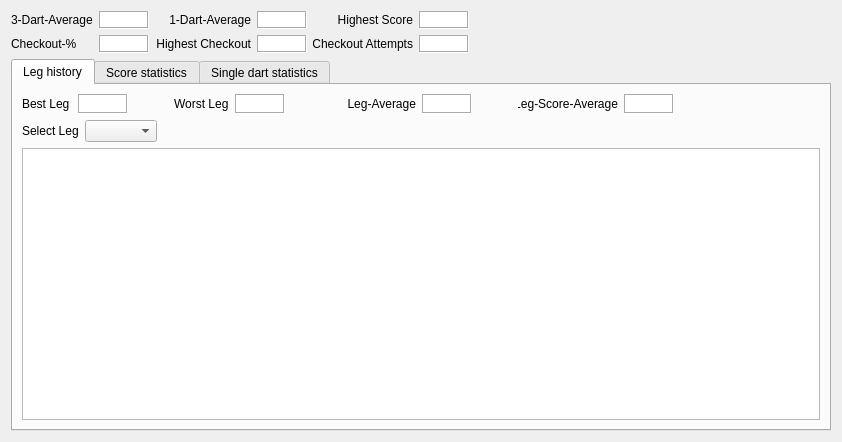
Qt form statswindow.ui (m1ld3/dartomato) before a commit.
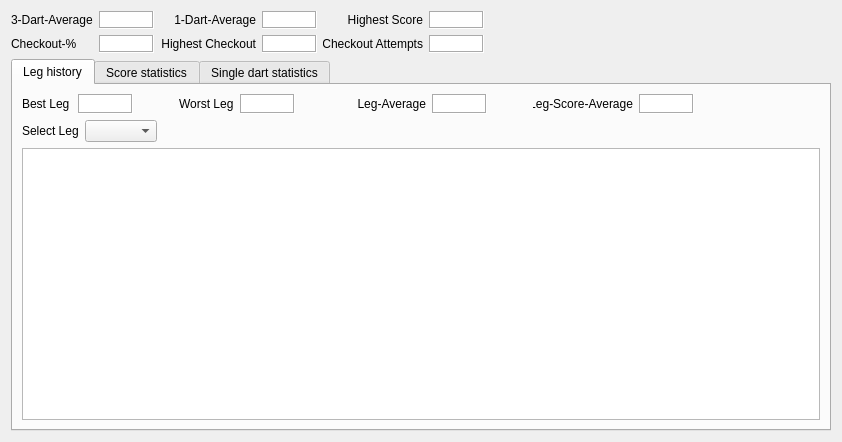
The same form after that commit. The open tabs and pages were chosen to show the change. Custom widgets are drawn as their Qt base class.

What changed in the file:
```diff
--- a/statswindow.ui
+++ b/statswindow.ui
@@ -87,13 +87,13 @@
           <widget class="QLabel" name="label_3dartInput">
            <property name="minimumSize">
             <size>
-             <width>50</width>
+             <width>55</width>
              <height>0</height>
             </size>
            </property>
            <property name="maximumSize">
             <size>
-             <width>50</width>
+             <width>55</width>
              <height>50</height>
             </size>
            </property>
@@ -115,13 +115,13 @@
           <widget class="QLabel" name="label_checkoutInput">
            <property name="minimumSize">
             <size>
-             <width>50</width>
+             <width>55</width>
              <height>0</height>
             </size>
            </property>
            <property name="maximumSize">
             <size>
-             <width>50</width>
+             <width>55</width>
              <height>50</height>
             </size>
            </property>
@@ -211,13 +211,13 @@
           <widget class="QLabel" name="label_1dartInput">
            <property name="minimumSize">
             <size>
-             <width>50</width>
+             <width>55</width>
              <height>0</height>
             </size>
            </property>
            <property name="maximumSize">
             <size>
-             <width>50</width>
+             <width>55</width>
              <height>50</height>
             </size>
            </property>
@@ -239,13 +239,13 @@
           <widget class="QLabel" name="label_highest_checkout_input">
            <property name="minimumSize">
             <size>
-             <width>50</width>
+             <width>55</width>
              <height>0</height>
             </size>
            </property>
            <property name="maximumSize">
             <size>
-             <width>50</width>
+             <width>55</width>
              <height>50</height>
             </size>
            </property>
@@ -335,13 +335,13 @@
           <widget class="QLabel" name="label_highest_score_input">
            <property name="minimumSize">
             <size>
-             <width>50</width>
+             <width>55</width>
              <height>0</height>
             </size>
            </property>
            <property name="maximumSize">
             <size>
-             <width>50</width>
+             <width>55</width>
              <height>50</height>
             </size>
            </property>
@@ -363,13 +363,13 @@
           <widget class="QLabel" name="label_checkout_attempts_input">
            <property name="minimumSize">
             <size>
-             <width>50</width>
+             <width>55</width>
              <height>0</height>
             </size>
            </property>
            <property name="maximumSize">
             <size>
-             <width>50</width>
+             <width>55</width>
              <height>50</height>
             </size>
            </property>
@@ -452,13 +452,13 @@
             <widget class="QLabel" name="label_best_leg_input">
              <property name="minimumSize">
               <size>
-               <width>50</width>
+               <width>55</width>
                <height>0</height>
               </size>
              </property>
              <property name="maximumSize">
               <size>
-               <width>50</width>
+               <width>55</width>
                <height>50</height>
               </size>
              </property>
@@ -528,13 +528,13 @@
             <widget class="QLabel" name="label_worst_leg_input">
              <property name="minimumSize">
               <size>
-               <width>50</width>
+               <width>55</width>
                <height>0</height>
               </size>
              </property>
              <property name="maximumSize">
               <size>
-               <width>50</width>
+               <width>55</width>
                <height>50</height>
               </size>
              </property>
@@ -604,13 +604,13 @@
             <widget class="QLabel" name="label_leg_avg_input">
              <property name="minimumSize">
               <size>
-               <width>50</width>
+               <width>55</width>
                <height>0</height>
               </size>
              </property>
              <property name="maximumSize">
               <size>
-               <width>50</width>
+               <width>55</width>
                <height>50</height>
               </size>
              </property>
@@ -680,13 +680,13 @@
             <widget class="QLabel" name="label_worst_leg_input_2">
              <property name="minimumSize">
               <size>
-               <width>50</width>
+               <width>55</width>
                <height>0</height>
               </size>
              </property>
              <property name="maximumSize">
               <size>
-               <width>50</width>
+               <width>55</width>
                <height>50</height>
               </size>
              </property>
```
Left out of the diff: 2 changed lines with no effect on the pictures.
